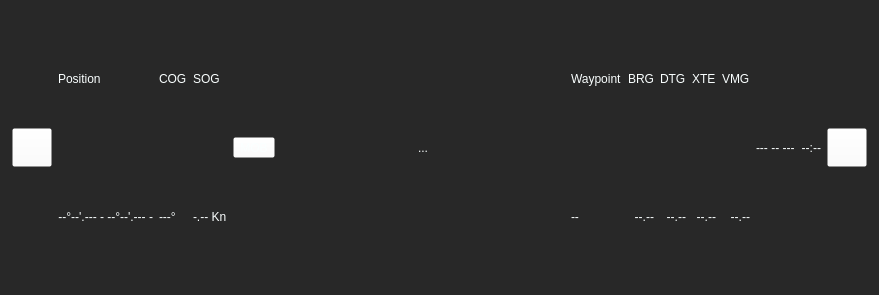
Qt form ui/topbar/TopBar.ui (OpenFairWind/FairWindSK) before a commit.
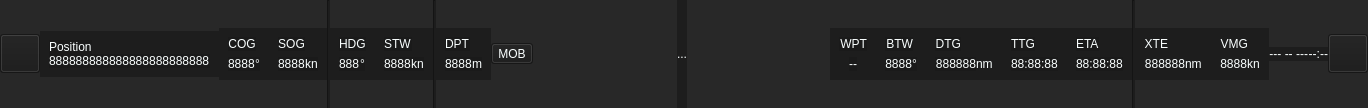
The same form after that commit.

Commit message: Added new widgets. Implemented automatic show/hide widgets ToDo: implement MOB button ToDo: fix layout

```diff
--- a/ui/topbar/TopBar.ui
+++ b/ui/topbar/TopBar.ui
@@ -6,10 +6,16 @@
    <rect>
     <x>0</x>
     <y>0</y>
-    <width>879</width>
-    <height>295</height>
+    <width>1368</width>
+    <height>108</height>
    </rect>
   </property>
+  <property name="sizePolicy">
+   <sizepolicy hsizetype="Preferred" vsizetype="Fixed">
+    <horstretch>0</horstretch>
+    <verstretch>0</verstretch>
+   </sizepolicy>
+  </property>
   <property name="tabletTracking">
    <bool>false</bool>
   </property>
@@ -25,30 +31,30 @@
   </property>
   <layout class="QHBoxLayout" name="horizontalLayout_2" stretch="0">
    <property name="spacing">
-    <number>-1</number>
+    <number>0</number>
    </property>
    <property name="leftMargin">
-    <number>12</number>
+    <number>0</number>
    </property>
    <property name="topMargin">
-    <number>12</number>
+    <number>0</number>
    </property>
    <property name="rightMargin">
-    <number>12</number>
+    <number>0</number>
    </property>
    <property name="bottomMargin">
-    <number>12</number>
+    <number>0</number>
    </property>
    <item>
     <layout class="QHBoxLayout" name="horizontalLayout">
+     <property name="spacing">
+      <number>0</number>
+     </property>
      <item>
       <widget class="QToolButton" name="toolButton_UL">
        <property name="autoFillBackground">
         <bool>false</bool>
        </property>
-       <property name="styleSheet">
-        <string notr="true">background-color: rgba(255, 255, 255, 0);</string>
-       </property>
        <property name="text">
         <string/>
        </property>
@@ -61,96 +67,397 @@
       </widget>
      </item>
      <item>
-      <layout class="QVBoxLayout" name="verticalLayout">
+      <widget class="QWidget" name="widget_POS" native="true">
+       <property name="sizePolicy">
+        <sizepolicy hsizetype="Fixed" vsizetype="Fixed">
+         <horstretch>0</horstretch>
+         <verstretch>0</verstretch>
+        </sizepolicy>
+       </property>
+       <layout class="QVBoxLayout" name="verticalLayout_POS">
+        <property name="spacing">
+         <number>0</number>
+        </property>
        <item>
-        <widget class="QLabel" name="label_Position">
-         <property name="styleSheet">
-          <string notr="true">background-color: rgba(255, 255, 255, 0);</string>
+         <widget class="QLabel" name="label_textPOS">
+          <property name="sizePolicy">
+           <sizepolicy hsizetype="Fixed" vsizetype="Fixed">
+            <horstretch>0</horstretch>
+            <verstretch>0</verstretch>
+           </sizepolicy>
          </property>
          <property name="text">
           <string>Position</string>
          </property>
+          <property name="alignment">
+           <set>Qt::AlignLeading|Qt::AlignLeft|Qt::AlignTop</set>
+          </property>
         </widget>
        </item>
        <item>
-        <widget class="QLabel" name="label_Position_value">
+         <layout class="QHBoxLayout" name="horizontalLayout_POS">
+          <property name="sizeConstraint">
+           <enum>QLayout::SetFixedSize</enum>
+          </property>
+          <item>
+           <widget class="QLabel" name="label_POS">
          <property name="sizePolicy">
-          <sizepolicy hsizetype="Preferred" vsizetype="Preferred">
+             <sizepolicy hsizetype="Fixed" vsizetype="Fixed">
            <horstretch>0</horstretch>
            <verstretch>0</verstretch>
           </sizepolicy>
          </property>
-         <property name="styleSheet">
-          <string notr="true">background-color: rgba(255, 255, 255, 0);</string>
-         </property>
          <property name="text">
-          <string>--°--'.--- - --°--'.--- -</string>
+             <string>888888888888888888888888</string>
          </property>
          <property name="textFormat">
           <enum>Qt::PlainText</enum>
          </property>
          <property name="alignment">
-          <set>Qt::AlignRight|Qt::AlignTrailing|Qt::AlignVCenter</set>
+             <set>Qt::AlignLeading|Qt::AlignLeft|Qt::AlignTop</set>
          </property>
         </widget>
        </item>
       </layout>
+        </item>
+       </layout>
+      </widget>
      </item>
      <item>
-      <layout class="QVBoxLayout" name="verticalLayout_3">
+      <widget class="QWidget" name="widget_COG" native="true">
+       <property name="sizePolicy">
+        <sizepolicy hsizetype="Fixed" vsizetype="Fixed">
+         <horstretch>0</horstretch>
+         <verstretch>0</verstretch>
+        </sizepolicy>
+       </property>
+       <layout class="QVBoxLayout" name="verticalLayout_COG">
        <item>
         <widget class="QLabel" name="label_TextCOG">
-         <property name="styleSheet">
-          <string notr="true">background-color: rgba(255, 255, 255, 0);</string>
+          <property name="sizePolicy">
+           <sizepolicy hsizetype="Fixed" vsizetype="Fixed">
+            <horstretch>0</horstretch>
+            <verstretch>0</verstretch>
+           </sizepolicy>
          </property>
          <property name="text">
           <string>COG</string>
          </property>
-        </widget>
-       </item>
+          <property name="alignment">
+           <set>Qt::AlignHCenter|Qt::AlignTop</set>
+          </property>
+         </widget>
+        </item>
+        <item>
+         <layout class="QHBoxLayout" name="horizontalLayout_COG">
+          <property name="spacing">
+           <number>0</number>
+          </property>
        <item>
         <widget class="QLabel" name="label_COG">
-         <property name="styleSheet">
-          <string notr="true">background-color: rgba(255, 255, 255, 0);</string>
+            <property name="sizePolicy">
+             <sizepolicy hsizetype="Fixed" vsizetype="Fixed">
+              <horstretch>0</horstretch>
+              <verstretch>0</verstretch>
+             </sizepolicy>
          </property>
          <property name="text">
-          <string>---°</string>
-         </property>
-        </widget>
-       </item>
-      </layout>
-     </item>
+             <string>8888</string>
+            </property>
+            <property name="alignment">
+             <set>Qt::AlignLeading|Qt::AlignLeft|Qt::AlignTop</set>
+            </property>
+           </widget>
+          </item>
+          <item>
+           <widget class="QLabel" name="label_unitCOG">
+            <property name="sizePolicy">
+             <sizepolicy hsizetype="Fixed" vsizetype="Fixed">
+              <horstretch>0</horstretch>
+              <verstretch>0</verstretch>
+             </sizepolicy>
+            </property>
+            <property name="text">
+             <string>°</string>
+            </property>
+            <property name="alignment">
+             <set>Qt::AlignLeading|Qt::AlignLeft|Qt::AlignTop</set>
+            </property>
+           </widget>
+          </item>
+         </layout>
+        </item>
+       </layout>
+      </widget>
+     </item>
      <item>
-      <layout class="QVBoxLayout" name="verticalLayout_4">
+      <widget class="QWidget" name="widget_SOG" native="true">
+       <property name="sizePolicy">
+        <sizepolicy hsizetype="Fixed" vsizetype="Fixed">
+         <horstretch>0</horstretch>
+         <verstretch>0</verstretch>
+        </sizepolicy>
+       </property>
+       <layout class="QVBoxLayout" name="verticalLayout_SOG">
        <item>
         <widget class="QLabel" name="label_TextSOG">
-         <property name="styleSheet">
-          <string notr="true">background-color: rgba(255, 255, 255, 0);</string>
+          <property name="sizePolicy">
+           <sizepolicy hsizetype="Fixed" vsizetype="Fixed">
+            <horstretch>0</horstretch>
+            <verstretch>0</verstretch>
+           </sizepolicy>
          </property>
          <property name="text">
           <string>SOG</string>
          </property>
-        </widget>
-       </item>
+          <property name="alignment">
+           <set>Qt::AlignHCenter|Qt::AlignTop</set>
+          </property>
+         </widget>
+        </item>
+        <item>
+         <layout class="QHBoxLayout" name="horizontalLayout_SOG">
+          <property name="spacing">
+           <number>0</number>
+          </property>
        <item>
         <widget class="QLabel" name="label_SOG">
-         <property name="styleSheet">
-          <string notr="true">background-color: rgba(255, 255, 255, 0);</string>
+            <property name="sizePolicy">
+             <sizepolicy hsizetype="Fixed" vsizetype="Fixed">
+              <horstretch>0</horstretch>
+              <verstretch>0</verstretch>
+             </sizepolicy>
          </property>
          <property name="text">
-          <string>-.-- Kn</string>
-         </property>
-        </widget>
-       </item>
-      </layout>
+             <string>8888</string>
+            </property>
+            <property name="alignment">
+             <set>Qt::AlignLeading|Qt::AlignLeft|Qt::AlignTop</set>
+            </property>
+           </widget>
+          </item>
+          <item>
+           <widget class="QLabel" name="label_unitSOG">
+            <property name="sizePolicy">
+             <sizepolicy hsizetype="Fixed" vsizetype="Fixed">
+              <horstretch>0</horstretch>
+              <verstretch>0</verstretch>
+             </sizepolicy>
+            </property>
+            <property name="text">
+             <string>kn</string>
+            </property>
+            <property name="alignment">
+             <set>Qt::AlignLeading|Qt::AlignLeft|Qt::AlignTop</set>
+            </property>
+           </widget>
+          </item>
+         </layout>
+        </item>
+       </layout>
+      </widget>
+     </item>
+     <item>
+      <widget class="Line" name="line_1">
+       <property name="orientation">
+        <enum>Qt::Vertical</enum>
+       </property>
+      </widget>
+     </item>
+     <item>
+      <widget class="QWidget" name="widget_HDG" native="true">
+       <property name="sizePolicy">
+        <sizepolicy hsizetype="Fixed" vsizetype="Fixed">
+         <horstretch>0</horstretch>
+         <verstretch>0</verstretch>
+        </sizepolicy>
+       </property>
+       <layout class="QVBoxLayout" name="verticalLayout_HDG">
+        <item>
+         <widget class="QLabel" name="label_textHDG">
+          <property name="sizePolicy">
+           <sizepolicy hsizetype="Fixed" vsizetype="Fixed">
+            <horstretch>0</horstretch>
+            <verstretch>0</verstretch>
+           </sizepolicy>
+          </property>
+          <property name="text">
+           <string>HDG</string>
+          </property>
+          <property name="alignment">
+           <set>Qt::AlignLeading|Qt::AlignLeft|Qt::AlignTop</set>
+          </property>
+         </widget>
+        </item>
+        <item>
+         <layout class="QHBoxLayout" name="horizontalLayout_HDG">
+          <property name="spacing">
+           <number>0</number>
+          </property>
+          <item>
+           <widget class="QLabel" name="label_HDG">
+            <property name="sizePolicy">
+             <sizepolicy hsizetype="Fixed" vsizetype="Fixed">
+              <horstretch>0</horstretch>
+              <verstretch>0</verstretch>
+             </sizepolicy>
+            </property>
+            <property name="text">
+             <string>888</string>
+            </property>
+            <property name="alignment">
+             <set>Qt::AlignLeading|Qt::AlignLeft|Qt::AlignTop</set>
+            </property>
+           </widget>
+          </item>
+          <item>
+           <widget class="QLabel" name="label_unitHDG">
+            <property name="sizePolicy">
+             <sizepolicy hsizetype="Fixed" vsizetype="Fixed">
+              <horstretch>0</horstretch>
+              <verstretch>0</verstretch>
+             </sizepolicy>
+            </property>
+            <property name="text">
+             <string>°</string>
+            </property>
+            <property name="alignment">
+             <set>Qt::AlignLeading|Qt::AlignLeft|Qt::AlignTop</set>
+            </property>
+           </widget>
+          </item>
+         </layout>
+        </item>
+       </layout>
+      </widget>
+     </item>
+     <item>
+      <widget class="QWidget" name="widget_STW" native="true">
+       <property name="sizePolicy">
+        <sizepolicy hsizetype="Fixed" vsizetype="Fixed">
+         <horstretch>0</horstretch>
+         <verstretch>0</verstretch>
+        </sizepolicy>
+       </property>
+       <layout class="QVBoxLayout" name="verticalLayout_STW">
+        <item>
+         <widget class="QLabel" name="label_textSTW">
+          <property name="sizePolicy">
+           <sizepolicy hsizetype="Fixed" vsizetype="Fixed">
+            <horstretch>0</horstretch>
+            <verstretch>0</verstretch>
+           </sizepolicy>
+          </property>
+          <property name="text">
+           <string>STW</string>
+          </property>
+         </widget>
+        </item>
+        <item>
+         <layout class="QHBoxLayout" name="horizontalLayout_STW">
+          <property name="spacing">
+           <number>0</number>
+          </property>
+          <item>
+           <widget class="QLabel" name="label_STW">
+            <property name="sizePolicy">
+             <sizepolicy hsizetype="Fixed" vsizetype="Fixed">
+              <horstretch>0</horstretch>
+              <verstretch>0</verstretch>
+             </sizepolicy>
+            </property>
+            <property name="text">
+             <string>8888</string>
+            </property>
+           </widget>
+          </item>
+          <item>
+           <widget class="QLabel" name="label_unitSTW">
+            <property name="sizePolicy">
+             <sizepolicy hsizetype="Fixed" vsizetype="Fixed">
+              <horstretch>0</horstretch>
+              <verstretch>0</verstretch>
+             </sizepolicy>
+            </property>
+            <property name="text">
+             <string>kn</string>
+            </property>
+           </widget>
+          </item>
+         </layout>
+        </item>
+       </layout>
+      </widget>
+     </item>
+     <item>
+      <widget class="Line" name="line_2">
+       <property name="orientation">
+        <enum>Qt::Vertical</enum>
+       </property>
+      </widget>
+     </item>
+     <item>
+      <widget class="QWidget" name="widget_DPT" native="true">
+       <property name="sizePolicy">
+        <sizepolicy hsizetype="Fixed" vsizetype="Fixed">
+         <horstretch>0</horstretch>
+         <verstretch>0</verstretch>
+        </sizepolicy>
+       </property>
+       <layout class="QVBoxLayout" name="verticalLayout_DPT">
+        <item>
+         <widget class="QLabel" name="label_textDPT">
+          <property name="sizePolicy">
+           <sizepolicy hsizetype="Fixed" vsizetype="Fixed">
+            <horstretch>0</horstretch>
+            <verstretch>0</verstretch>
+           </sizepolicy>
+          </property>
+          <property name="text">
+           <string>DPT</string>
+          </property>
+         </widget>
+        </item>
+        <item>
+         <layout class="QHBoxLayout" name="horizontalLayout_DPT">
+          <property name="spacing">
+           <number>0</number>
+          </property>
+          <item>
+           <widget class="QLabel" name="label_DPT">
+            <property name="sizePolicy">
+             <sizepolicy hsizetype="Fixed" vsizetype="Fixed">
+              <horstretch>0</horstretch>
+              <verstretch>0</verstretch>
+             </sizepolicy>
+            </property>
+            <property name="text">
+             <string>8888</string>
+            </property>
+           </widget>
+          </item>
+          <item>
+           <widget class="QLabel" name="label_unitDPT">
+            <property name="sizePolicy">
+             <sizepolicy hsizetype="Fixed" vsizetype="Fixed">
+              <horstretch>0</horstretch>
+              <verstretch>0</verstretch>
+             </sizepolicy>
+            </property>
+            <property name="text">
+             <string>m</string>
+            </property>
+           </widget>
+          </item>
+         </layout>
+        </item>
+       </layout>
+      </widget>
      </item>
      <item>
       <layout class="QVBoxLayout" name="verticalLayout_MOB">
        <item>
         <widget class="QToolButton" name="toolbutton_MOB">
-         <property name="styleSheet">
-          <string notr="true">background-color: rgba(255, 255, 255, 0);</string>
-         </property>
          <property name="text">
           <string>MOB</string>
          </property>
@@ -173,9 +480,6 @@
      </item>
      <item>
       <widget class="QLabel" name="label_ApplicationName">
-       <property name="styleSheet">
-        <string notr="true">background-color: rgba(255, 255, 255, 0);</string>
-       </property>
        <property name="text">
         <string>...</string>
        </property>
@@ -195,165 +499,467 @@
       </spacer>
      </item>
      <item>
-      <layout class="QVBoxLayout" name="verticalLayout_5">
+      <widget class="QWidget" name="widget_WPT" native="true">
+       <property name="sizePolicy">
+        <sizepolicy hsizetype="Fixed" vsizetype="Fixed">
+         <horstretch>0</horstretch>
+         <verstretch>0</verstretch>
+        </sizepolicy>
+       </property>
+       <layout class="QVBoxLayout" name="verticalLayout_WPT">
        <item>
-        <widget class="QLabel" name="label_TextWaypoint">
-         <property name="styleSheet">
-          <string notr="true">background-color: rgba(255, 255, 255, 0);</string>
+         <widget class="QLabel" name="label_TextWPT">
+          <property name="sizePolicy">
+           <sizepolicy hsizetype="Fixed" vsizetype="Fixed">
+            <horstretch>0</horstretch>
+            <verstretch>0</verstretch>
+           </sizepolicy>
          </property>
          <property name="text">
-          <string>Waypoint</string>
+           <string>WPT</string>
+          </property>
+          <property name="alignment">
+           <set>Qt::AlignRight|Qt::AlignTop|Qt::AlignTrailing</set>
          </property>
         </widget>
        </item>
        <item>
-        <widget class="QLabel" name="label_Waypoint">
-         <property name="styleSheet">
-          <string notr="true">background-color: rgba(255, 255, 255, 0);</string>
+         <layout class="QHBoxLayout" name="horizontalLayout_WPT">
+          <item>
+           <widget class="QLabel" name="label_WPT">
+            <property name="sizePolicy">
+             <sizepolicy hsizetype="Fixed" vsizetype="Fixed">
+              <horstretch>0</horstretch>
+              <verstretch>0</verstretch>
+             </sizepolicy>
          </property>
          <property name="text">
           <string>--</string>
          </property>
+            <property name="alignment">
+             <set>Qt::AlignRight|Qt::AlignTop|Qt::AlignTrailing</set>
+            </property>
         </widget>
        </item>
       </layout>
      </item>
+       </layout>
+      </widget>
+     </item>
      <item>
-      <layout class="QVBoxLayout" name="verticalLayout_6">
+      <widget class="QWidget" name="widget_BTW" native="true">
+       <property name="sizePolicy">
+        <sizepolicy hsizetype="Fixed" vsizetype="Fixed">
+         <horstretch>0</horstretch>
+         <verstretch>0</verstretch>
+        </sizepolicy>
+       </property>
+       <layout class="QVBoxLayout" name="verticalLayout_BTW">
        <item>
-        <widget class="QLabel" name="label_TextBRG">
-         <property name="styleSheet">
-          <string notr="true">background-color: rgba(255, 255, 255, 0);</string>
+         <widget class="QLabel" name="label_TextBTW">
+          <property name="sizePolicy">
+           <sizepolicy hsizetype="Fixed" vsizetype="Fixed">
+            <horstretch>0</horstretch>
+            <verstretch>0</verstretch>
+           </sizepolicy>
          </property>
          <property name="text">
-          <string>BRG</string>
-         </property>
+           <string>BTW</string>
+          </property>
+          <property name="alignment">
+           <set>Qt::AlignRight|Qt::AlignTop|Qt::AlignTrailing</set>
+          </property>
         </widget>
        </item>
        <item>
-        <widget class="QLabel" name="label_BRG">
-         <property name="styleSheet">
-          <string notr="true">background-color: rgba(255, 255, 255, 0);</string>
-         </property>
+         <layout class="QHBoxLayout" name="horizontalLayout_BTW">
+          <property name="spacing">
+           <number>0</number>
+          </property>
+          <item>
+           <widget class="QLabel" name="label_BTW">
+            <property name="sizePolicy">
+             <sizepolicy hsizetype="Fixed" vsizetype="Fixed">
+              <horstretch>0</horstretch>
+              <verstretch>0</verstretch>
+             </sizepolicy>
+            </property>
          <property name="text">
-          <string>--.--</string>
+             <string>8888</string>
          </property>
          <property name="alignment">
-          <set>Qt::AlignRight|Qt::AlignTrailing|Qt::AlignVCenter</set>
+             <set>Qt::AlignRight|Qt::AlignTop|Qt::AlignTrailing</set>
          </property>
         </widget>
        </item>
-      </layout>
-     </item>
+          <item>
+           <widget class="QLabel" name="label_unitBTW">
+            <property name="sizePolicy">
+             <sizepolicy hsizetype="Fixed" vsizetype="Fixed">
+              <horstretch>0</horstretch>
+              <verstretch>0</verstretch>
+             </sizepolicy>
+            </property>
+            <property name="text">
+             <string>°</string>
+            </property>
+           </widget>
+          </item>
+         </layout>
+        </item>
+       </layout>
+      </widget>
+     </item>
      <item>
-      <layout class="QVBoxLayout" name="verticalLayout_7">
+      <widget class="QWidget" name="widget_DTG" native="true">
+       <property name="sizePolicy">
+        <sizepolicy hsizetype="Fixed" vsizetype="Fixed">
+         <horstretch>0</horstretch>
+         <verstretch>0</verstretch>
+        </sizepolicy>
+       </property>
+       <layout class="QVBoxLayout" name="verticalLayout_DTG">
        <item>
         <widget class="QLabel" name="label_TextDTG">
-         <property name="styleSheet">
-          <string notr="true">background-color: rgba(255, 255, 255, 0);</string>
+          <property name="sizePolicy">
+           <sizepolicy hsizetype="Fixed" vsizetype="Fixed">
+            <horstretch>0</horstretch>
+            <verstretch>0</verstretch>
+           </sizepolicy>
          </property>
          <property name="text">
           <string>DTG</string>
          </property>
-        </widget>
-       </item>
+          <property name="alignment">
+           <set>Qt::AlignRight|Qt::AlignTop|Qt::AlignTrailing</set>
+          </property>
+         </widget>
+        </item>
+        <item>
+         <layout class="QHBoxLayout" name="horizontalLayout_DTG">
+          <property name="spacing">
+           <number>0</number>
+          </property>
        <item>
         <widget class="QLabel" name="label_DTG">
+            <property name="sizePolicy">
+             <sizepolicy hsizetype="Fixed" vsizetype="Fixed">
+              <horstretch>0</horstretch>
+              <verstretch>0</verstretch>
+             </sizepolicy>
+            </property>
+            <property name="text">
+             <string>888888</string>
+            </property>
+            <property name="alignment">
+             <set>Qt::AlignRight|Qt::AlignTop|Qt::AlignTrailing</set>
+            </property>
+           </widget>
+          </item>
+          <item>
+           <widget class="QLabel" name="label_unitDTG">
+            <property name="sizePolicy">
+             <sizepolicy hsizetype="Fixed" vsizetype="Fixed">
+              <horstretch>0</horstretch>
+              <verstretch>0</verstretch>
+             </sizepolicy>
+            </property>
          <property name="styleSheet">
           <string notr="true">background-color: rgba(255, 255, 255, 0);</string>
          </property>
          <property name="text">
-          <string>--.--</string>
-         </property>
+             <string>nm</string>
+            </property>
+           </widget>
+          </item>
+         </layout>
+        </item>
+       </layout>
+      </widget>
+     </item>
+     <item>
+      <widget class="QWidget" name="widget_TTG" native="true">
+       <property name="sizePolicy">
+        <sizepolicy hsizetype="Fixed" vsizetype="Fixed">
+         <horstretch>0</horstretch>
+         <verstretch>0</verstretch>
+        </sizepolicy>
+       </property>
+       <layout class="QVBoxLayout" name="verticalLayout_TTG">
+        <item>
+         <widget class="QLabel" name="label_textTTG">
+          <property name="sizePolicy">
+           <sizepolicy hsizetype="Fixed" vsizetype="Fixed">
+            <horstretch>0</horstretch>
+            <verstretch>0</verstretch>
+           </sizepolicy>
+          </property>
+          <property name="text">
+           <string>TTG</string>
+          </property>
+         </widget>
+        </item>
+        <item>
+         <layout class="QHBoxLayout" name="horizontalLayout_TTG">
+          <property name="spacing">
+           <number>0</number>
+          </property>
+          <item>
+           <widget class="QLabel" name="label_TTG">
+            <property name="sizePolicy">
+             <sizepolicy hsizetype="Fixed" vsizetype="Fixed">
+              <horstretch>0</horstretch>
+              <verstretch>0</verstretch>
+             </sizepolicy>
+            </property>
+            <property name="text">
+             <string>88:88:88</string>
+            </property>
+           </widget>
+          </item>
+         </layout>
+        </item>
+       </layout>
+      </widget>
+     </item>
+     <item>
+      <widget class="QWidget" name="widget_ETA" native="true">
+       <property name="sizePolicy">
+        <sizepolicy hsizetype="Fixed" vsizetype="Fixed">
+         <horstretch>0</horstretch>
+         <verstretch>0</verstretch>
+        </sizepolicy>
+       </property>
+       <layout class="QVBoxLayout" name="verticalLayout_ETA">
+        <item>
+         <widget class="QLabel" name="label_textETA">
+          <property name="sizePolicy">
+           <sizepolicy hsizetype="Fixed" vsizetype="Fixed">
+            <horstretch>0</horstretch>
+            <verstretch>0</verstretch>
+           </sizepolicy>
+          </property>
+          <property name="text">
+           <string>ETA</string>
+          </property>
          <property name="alignment">
-          <set>Qt::AlignRight|Qt::AlignTrailing|Qt::AlignVCenter</set>
+           <set>Qt::AlignLeading|Qt::AlignLeft|Qt::AlignTop</set>
          </property>
         </widget>
        </item>
-      </layout>
-     </item>
+        <item>
+         <layout class="QHBoxLayout" name="horizontalLayout_ETA">
+          <property name="spacing">
+           <number>0</number>
+          </property>
+          <item>
+           <widget class="QLabel" name="label_ETA">
+            <property name="sizePolicy">
+             <sizepolicy hsizetype="Fixed" vsizetype="Fixed">
+              <horstretch>0</horstretch>
+              <verstretch>0</verstretch>
+             </sizepolicy>
+            </property>
+            <property name="text">
+             <string>88:88:88</string>
+            </property>
+            <property name="alignment">
+             <set>Qt::AlignLeading|Qt::AlignLeft|Qt::AlignTop</set>
+            </property>
+           </widget>
+          </item>
+         </layout>
+        </item>
+       </layout>
+      </widget>
+     </item>
      <item>
-      <layout class="QVBoxLayout" name="verticalLayout_8">
+      <widget class="Line" name="line_3">
+       <property name="orientation">
+        <enum>Qt::Vertical</enum>
+       </property>
+      </widget>
+     </item>
+     <item>
+      <widget class="QWidget" name="widget_XTE" native="true">
+       <property name="sizePolicy">
+        <sizepolicy hsizetype="Fixed" vsizetype="Fixed">
+         <horstretch>0</horstretch>
+         <verstretch>0</verstretch>
+        </sizepolicy>
+       </property>
+       <layout class="QVBoxLayout" name="verticalLayout_XTE">
        <item>
         <widget class="QLabel" name="label_TextXTE">
+          <property name="sizePolicy">
+           <sizepolicy hsizetype="Fixed" vsizetype="Fixed">
+            <horstretch>0</horstretch>
+            <verstretch>0</verstretch>
+           </sizepolicy>
+          </property>
          <property name="styleSheet">
           <string notr="true">background-color: rgba(255, 255, 255, 0);</string>
          </property>
          <property name="text">
           <string>XTE</string>
          </property>
-        </widget>
-       </item>
+          <property name="alignment">
+           <set>Qt::AlignRight|Qt::AlignTop|Qt::AlignTrailing</set>
+          </property>
+         </widget>
+        </item>
+        <item>
+         <layout class="QHBoxLayout" name="horizontalLayout_XTE">
+          <property name="spacing">
+           <number>0</number>
+          </property>
        <item>
         <widget class="QLabel" name="label_XTE">
+            <property name="sizePolicy">
+             <sizepolicy hsizetype="Fixed" vsizetype="Fixed">
+              <horstretch>0</horstretch>
+              <verstretch>0</verstretch>
+             </sizepolicy>
+            </property>
          <property name="styleSheet">
           <string notr="true">background-color: rgba(255, 255, 255, 0);</string>
          </property>
          <property name="text">
-          <string>--.--</string>
+             <string>888888</string>
          </property>
          <property name="alignment">
-          <set>Qt::AlignRight|Qt::AlignTrailing|Qt::AlignVCenter</set>
+             <set>Qt::AlignRight|Qt::AlignTop|Qt::AlignTrailing</set>
          </property>
         </widget>
        </item>
-      </layout>
-     </item>
+          <item>
+           <widget class="QLabel" name="label_unitXTE">
+            <property name="sizePolicy">
+             <sizepolicy hsizetype="Fixed" vsizetype="Fixed">
+              <horstretch>0</horstretch>
+              <verstretch>0</verstretch>
+             </sizepolicy>
+            </property>
+            <property name="styleSheet">
+             <string notr="true">background-color: rgba(255, 255, 255, 0);</string>
+            </property>
+            <property name="text">
+             <string>nm</string>
+            </property>
+           </widget>
+          </item>
+         </layout>
+        </item>
+       </layout>
+      </widget>
+     </item>
      <item>
-      <layout class="QVBoxLayout" name="verticalLayout_9">
+      <widget class="QWidget" name="widget_VMG" native="true">
+       <property name="sizePolicy">
+        <sizepolicy hsizetype="Fixed" vsizetype="Fixed">
+         <horstretch>0</horstretch>
+         <verstretch>0</verstretch>
+        </sizepolicy>
+       </property>
+       <layout class="QVBoxLayout" name="verticalLayout_VMG">
        <item>
         <widget class="QLabel" name="label_TextVMG">
+          <property name="sizePolicy">
+           <sizepolicy hsizetype="Fixed" vsizetype="Fixed">
+            <horstretch>0</horstretch>
+            <verstretch>0</verstretch>
+           </sizepolicy>
+          </property>
          <property name="styleSheet">
           <string notr="true">background-color: rgba(255, 255, 255, 0);</string>
          </property>
          <property name="text">
           <string>VMG</string>
          </property>
-        </widget>
-       </item>
+          <property name="alignment">
+           <set>Qt::AlignRight|Qt::AlignTop|Qt::AlignTrailing</set>
+          </property>
+         </widget>
+        </item>
+        <item>
+         <layout class="QHBoxLayout" name="horizontalLayout_VMG">
+          <property name="spacing">
+           <number>0</number>
+          </property>
        <item>
         <widget class="QLabel" name="label_VMG">
+            <property name="sizePolicy">
+             <sizepolicy hsizetype="Fixed" vsizetype="Fixed">
+              <horstretch>0</horstretch>
+              <verstretch>0</verstretch>
+             </sizepolicy>
+            </property>
          <property name="styleSheet">
           <string notr="true">background-color: rgba(255, 255, 255, 0);</string>
          </property>
          <property name="text">
-          <string>--.--</string>
+             <string>8888</string>
          </property>
          <property name="alignment">
-          <set>Qt::AlignRight|Qt::AlignTrailing|Qt::AlignVCenter</set>
+             <set>Qt::AlignRight|Qt::AlignTop|Qt::AlignTrailing</set>
          </property>
         </widget>
        </item>
-      </layout>
+          <item>
+           <widget class="QLabel" name="label_unitVMG">
+            <property name="sizePolicy">
+             <sizepolicy hsizetype="Fixed" vsizetype="Fixed">
+              <horstretch>0</horstretch>
+              <verstretch>0</verstretch>
+             </sizepolicy>
+            </property>
+            <property name="styleSheet">
+             <string notr="true">background-color: rgba(255, 255, 255, 0);</string>
+            </property>
+            <property name="text">
+             <string>kn</string>
+            </property>
+           </widget>
+          </item>
+         </layout>
+        </item>
+       </layout>
+      </widget>
      </item>
      <item>
       <widget class="QLabel" name="label_Date">
-       <property name="styleSheet">
-        <string notr="true">background-color: rgba(255, 255, 255, 0);</string>
+       <property name="sizePolicy">
+        <sizepolicy hsizetype="Fixed" vsizetype="Fixed">
+         <horstretch>0</horstretch>
+         <verstretch>0</verstretch>
+        </sizepolicy>
        </property>
        <property name="text">
         <string>--- -- ---</string>
        </property>
+       <property name="alignment">
+        <set>Qt::AlignRight|Qt::AlignTop|Qt::AlignTrailing</set>
+       </property>
       </widget>
      </item>
      <item>
       <widget class="QLabel" name="label_Time">
-       <property name="styleSheet">
-        <string notr="true">background-color: rgba(255, 255, 255, 0);</string>
+       <property name="sizePolicy">
+        <sizepolicy hsizetype="Fixed" vsizetype="Fixed">
+         <horstretch>0</horstretch>
+         <verstretch>0</verstretch>
+        </sizepolicy>
        </property>
        <property name="text">
         <string>--:--</string>
        </property>
        <property name="alignment">
-        <set>Qt::AlignRight|Qt::AlignTrailing|Qt::AlignVCenter</set>
+        <set>Qt::AlignRight|Qt::AlignTop|Qt::AlignTrailing</set>
        </property>
       </widget>
      </item>
      <item>
       <widget class="QToolButton" name="toolButton_UR">
-       <property name="styleSheet">
-        <string notr="true">background-color: rgba(255, 255, 255, 0);</string>
-       </property>
        <property name="text">
         <string/>
        </property>
```
Lines whose indentation alone changed are shown as unchanged. The commit also changes 2 other files.
